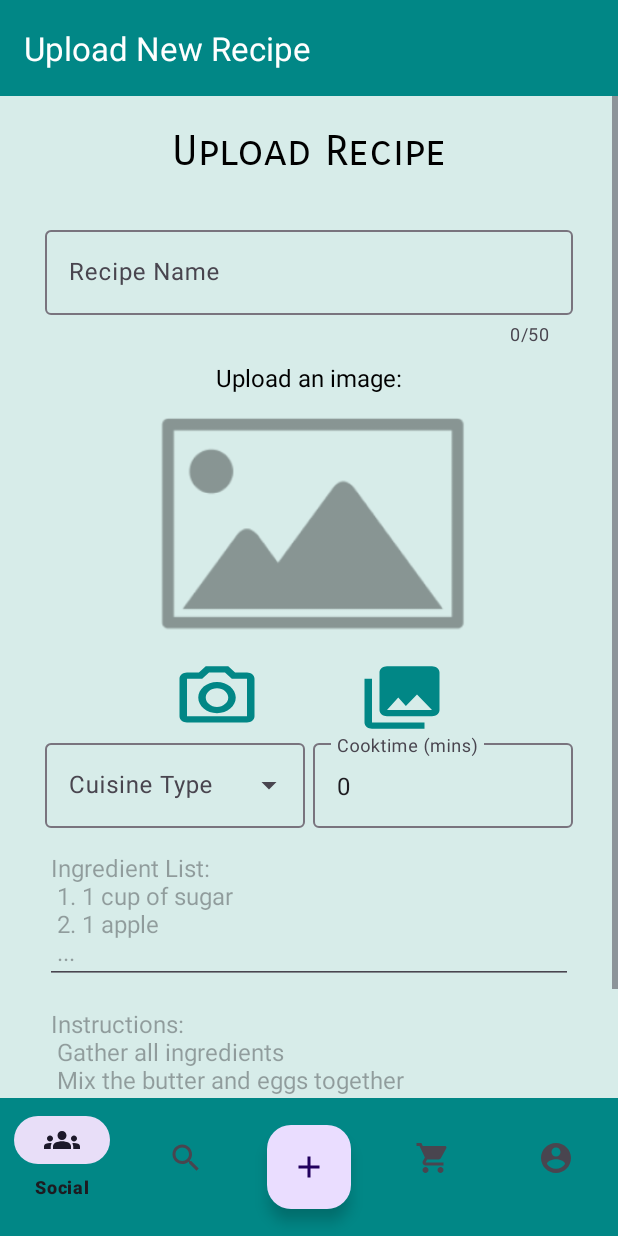
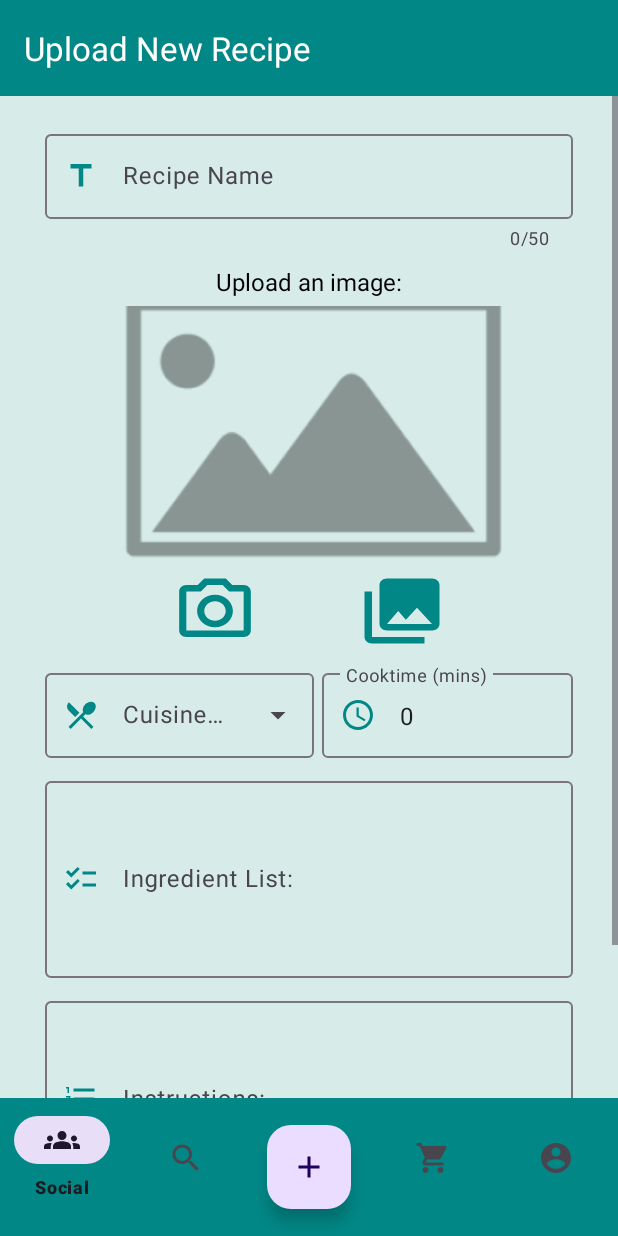
Before and after one commit to dyunus21/RecipeApp, an Android app: the UploadRecipeFragment screen opened through its navigation route, on a phone screen of 412 x 824 dp. Run offline under Robolectric (Android 15) with nearby library versions, the phone set to English and light mode, and no system bars; our stand-ins replace data binding, navigation-ui; libraries missing offline, so code that uses them is left out: com.parse; pictures from the network do not load; 26 statements that could not run were skipped.

Commit message:
Modified Upload recipe UI

```diff
--- a/app/src/main/java/com/example/recipeapp/fragments/InventoryFragment.java
+++ b/app/src/main/java/com/example/recipeapp/fragments/InventoryFragment.java
@@ -124,14 +124,14 @@ public class InventoryFragment extends Fragment {
     }
 
     private void addIngredient(final String name, final String count, final String unit) {
-        Ingredient ingredient = new Ingredient();
+        final Ingredient ingredient = new Ingredient();
         ingredient.initialize(name, Integer.parseInt(count), unit);
         ingredient.saveInBackground(e -> {
             if (e != null) {
                 Log.e(TAG, "Error in adding ingredient!", e);
                 return;
             }
-            List<Ingredient> ingredientList = currentUser.getIngredientArray();
+            final List<Ingredient> ingredientList = currentUser.getIngredientArray();
             adapter.clear();
             ingredientList.add(ingredient);
             adapter.addAll(ingredientList);
--- a/app/src/main/java/com/example/recipeapp/fragments/UploadRecipeFragment.java
+++ b/app/src/main/java/com/example/recipeapp/fragments/UploadRecipeFragment.java
@@ -23,8 +23,8 @@ import androidx.navigation.fragment.NavHostFragment;
 import com.bumptech.glide.Glide;
 import com.example.recipeapp.R;
 import com.example.recipeapp.activities.MainActivity;
+import com.example.recipeapp.clients.ImageClient;
 import com.example.recipeapp.databinding.FragmentUploadRecipeBinding;
-import com.example.recipeapp.clients.ImageClient;
 import com.example.recipeapp.models.Recipe;
 import com.example.recipeapp.models.User;
 import com.parse.ParseFile;
@@ -57,7 +57,6 @@ public class UploadRecipeFragment extends Fragment {
         imageClient = new ImageClient(this);
         final Bundle bundle = this.getArguments();
         progressDialog = new ProgressDialog(getContext());
-        ((MainActivity) getActivity()).getSupportActionBar().setTitle("Upload New Recipe");
         if (bundle != null) {
             edited = true;
             recipe = bundle.getParcelable("Recipe");
@@ -82,7 +81,8 @@ public class UploadRecipeFragment extends Fragment {
     @Override
     public void onViewCreated(@NonNull View view, @Nullable Bundle savedInstanceState) {
         super.onViewCreated(view, savedInstanceState);
-        binding.actvCuisine.setAdapter(new ArrayAdapter<String>(getContext(), android.R.layout.simple_dropdown_item_1line,getResources().getStringArray(R.array.cuisine)));
+        ((MainActivity) getActivity()).getSupportActionBar().setTitle("Upload New Recipe");
+        binding.actvCuisine.setAdapter(new ArrayAdapter<>(getContext(), android.R.layout.simple_dropdown_item_1line, getResources().getStringArray(R.array.cuisine)));
         if (edited) {
             binding.btnDelete.setVisibility(View.VISIBLE);
         }
@@ -226,6 +226,7 @@ public class UploadRecipeFragment extends Fragment {
             if (resultCode == RESULT_OK) {
                 final Bitmap takenImage = BitmapFactory.decodeFile(photoFile.getAbsolutePath());
                 photoFile = imageClient.resizeFile(takenImage);
+                Glide.with(getContext()).load(photoFile).into(binding.ivImage);
                 Log.i(TAG, "File: " + photoFile.toString());
             } else {
                 Toast.makeText(getContext(), "Picture wasn't taken!", Toast.LENGTH_SHORT).show();
@@ -234,6 +235,7 @@ public class UploadRecipeFragment extends Fragment {
             final Uri photoUri = data.getData();
             Bitmap selectedImage = imageClient.loadFromUri(photoUri);
             photoFile = imageClient.resizeFile(selectedImage);
+            Glide.with(getContext()).load(photoFile).into(binding.ivImage);
             Log.i(TAG, "File: " + photoFile.toString());
         }
     }
--- /dev/null
+++ b/app/src/main/res/drawable/ic_baseline_checklist_ingredient.xml
@@ -0,0 +1,5 @@
+<vector android:height="24dp" android:tint="#009A93"
+    android:viewportHeight="24" android:viewportWidth="24"
+    android:width="24dp" xmlns:android="http://schemas.android.com/apk/res/android">
+    <path android:fillColor="@android:color/white" android:pathData="M22,7h-9v2h9V7zM22,15h-9v2h9V15zM5.54,11L2,7.46l1.41,-1.41l2.12,2.12l4.24,-4.24l1.41,1.41L5.54,11zM5.54,19L2,15.46l1.41,-1.41l2.12,2.12l4.24,-4.24l1.41,1.41L5.54,19z"/>
+</vector>
--- /dev/null
+++ b/app/src/main/res/drawable/ic_baseline_format_list_instructions_24.xml
@@ -0,0 +1,5 @@
+<vector android:height="24dp" android:tint="#009A93"
+    android:viewportHeight="24" android:viewportWidth="24"
+    android:width="24dp" xmlns:android="http://schemas.android.com/apk/res/android">
+    <path android:fillColor="@android:color/white" android:pathData="M2,17h2v0.5L3,17.5v1h1v0.5L2,19v1h3v-4L2,16v1zM3,8h1L4,4L2,4v1h1v3zM2,11h1.8L2,13.1v0.9h3v-1L3.2,13L5,10.9L5,10L2,10v1zM7,5v2h14L21,5L7,5zM7,19h14v-2L7,17v2zM7,13h14v-2L7,11v2z"/>
+</vector>
--- /dev/null
+++ b/app/src/main/res/drawable/ic_baseline_insert_link_24.xml
@@ -0,0 +1,5 @@
+<vector android:height="24dp" android:tint="#009A93"
+    android:viewportHeight="24" android:viewportWidth="24"
+    android:width="24dp" xmlns:android="http://schemas.android.com/apk/res/android">
+    <path android:fillColor="@android:color/white" android:pathData="M3.9,12c0,-1.71 1.39,-3.1 3.1,-3.1h4L11,7L7,7c-2.76,0 -5,2.24 -5,5s2.24,5 5,5h4v-1.9L7,15.1c-1.71,0 -3.1,-1.39 -3.1,-3.1zM8,13h8v-2L8,11v2zM17,7h-4v1.9h4c1.71,0 3.1,1.39 3.1,3.1s-1.39,3.1 -3.1,3.1h-4L13,17h4c2.76,0 5,-2.24 5,-5s-2.24,-5 -5,-5z"/>
+</vector>
--- /dev/null
+++ b/app/src/main/res/drawable/ic_baseline_title_24.xml
@@ -0,0 +1,5 @@
+<vector android:height="24dp" android:tint="#009A93"
+    android:viewportHeight="24" android:viewportWidth="24"
+    android:width="24dp" xmlns:android="http://schemas.android.com/apk/res/android">
+    <path android:fillColor="@android:color/white" android:pathData="M5,4v3h5.5v12h3V7H19V4z"/>
+</vector>
--- /dev/null
+++ b/app/src/main/res/drawable/ic_outline_description_24.xml
@@ -0,0 +1,5 @@
+<vector android:height="24dp" android:tint="#009A93"
+    android:viewportHeight="24" android:viewportWidth="24"
+    android:width="24dp" xmlns:android="http://schemas.android.com/apk/res/android">
+    <path android:fillColor="@android:color/white" android:pathData="M8,16h8v2L8,18zM8,12h8v2L8,14zM14,2L6,2c-1.1,0 -2,0.9 -2,2v16c0,1.1 0.89,2 1.99,2L18,22c1.1,0 2,-0.9 2,-2L20,8l-6,-6zM18,20L6,20L6,4h7v5h5v11z"/>
+</vector>
--- a/app/src/main/res/layout/fragment_inventory.xml
+++ b/app/src/main/res/layout/fragment_inventory.xml
@@ -44,7 +44,7 @@
 
         <com.google.android.material.floatingactionbutton.ExtendedFloatingActionButton
             android:id="@+id/fabAdd"
-            android:layout_width="104dp"
+            android:layout_width="wrap_content"
             android:layout_height="0dp"
             android:backgroundTint="@color/teal_700"
             android:clickable="true"
--- a/app/src/main/res/layout/fragment_upload_recipe.xml
+++ b/app/src/main/res/layout/fragment_upload_recipe.xml
@@ -20,37 +20,28 @@
             android:layout_height="match_parent"
             tools:context=".fragments.UploadRecipeFragment">
 
-            <TextView
-                android:id="@+id/tvUploadText"
-                style="@style/Title"
-                android:layout_width="wrap_content"
-                android:layout_height="wrap_content"
-                android:layout_marginTop="20dp"
-                android:text="Upload Recipe"
-                app:layout_constraintEnd_toEndOf="parent"
-                app:layout_constraintStart_toStartOf="parent"
-                app:layout_constraintTop_toTopOf="parent" />
-
             <com.google.android.material.textfield.TextInputLayout
+                android:id="@+id/tilRecipeName"
                 android:layout_width="match_parent"
                 android:layout_height="wrap_content"
                 android:layout_marginStart="30dp"
-                android:layout_marginTop="30dp"
+                android:layout_marginTop="20dp"
                 android:layout_marginEnd="30dp"
-                app:layout_constraintEnd_toEndOf="parent"
-                app:layout_constraintStart_toStartOf="parent"
-                app:layout_constraintTop_toBottomOf="@+id/tvUploadText"
                 android:hint="Recipe Name"
                 app:counterEnabled="true"
                 app:counterMaxLength="50"
-                android:id="@+id/tilRecipeName">
+                app:layout_constraintEnd_toEndOf="parent"
+                app:layout_constraintStart_toStartOf="parent"
+                app:layout_constraintTop_toTopOf="parent"
+                app:startIconDrawable="@drawable/ic_baseline_title_24"
+                app:startIconTint="@color/teal_700">
+
                 <EditText
                     android:id="@+id/etRecipeName"
                     android:layout_width="match_parent"
                     android:layout_height="wrap_content"
                     android:ems="10"
-                    android:inputType="textPersonName"
-                    />
+                    android:inputType="textPersonName" />
             </com.google.android.material.textfield.TextInputLayout>
 
 
@@ -59,6 +50,7 @@
                 android:layout_width="283dp"
                 android:layout_height="172dp"
                 android:layout_marginTop="5dp"
+                android:scaleType="centerCrop"
                 android:src="@drawable/placeholder_image"
                 app:layout_constraintEnd_toEndOf="@+id/tvUploadImageText"
                 app:layout_constraintStart_toStartOf="@+id/tvUploadImageText"
@@ -66,10 +58,12 @@
 
             <Button
                 android:id="@+id/btnTakePic"
-                android:layout_width="60dp"
-                android:layout_height="50dp"
+                android:layout_width="57dp"
+                android:layout_height="52dp"
                 android:layout_marginStart="50dp"
+                android:layout_marginTop="5dp"
                 android:background="@drawable/ic_outline_photo_camera_24"
+                android:onClick="@{(view)->fragmentUploadRecipeController.imageClient.launchCamera()}"
                 app:layout_constraintStart_toStartOf="@+id/ivImage"
                 app:layout_constraintTop_toBottomOf="@+id/ivImage" />
 
@@ -87,12 +81,14 @@
             <com.google.android.material.textfield.TextInputLayout
                 android:id="@+id/tilCuisine"
                 style="@style/Widget.Material3.TextInputLayout.OutlinedBox.ExposedDropdownMenu"
-                android:layout_width="173dp"
+                android:layout_width="179dp"
                 android:layout_height="wrap_content"
                 android:layout_marginStart="30dp"
                 android:hint="Cuisine Type"
                 app:layout_constraintStart_toStartOf="parent"
-                app:layout_constraintTop_toTopOf="@+id/tilCooktime">
+                app:layout_constraintTop_toTopOf="@+id/tilCooktime"
+                app:startIconDrawable="@drawable/ic_baseline_restaurant_menu_24"
+                app:startIconTint="@color/teal_700">
 
                 <AutoCompleteTextView
                     android:id="@+id/actvCuisine"
@@ -111,11 +107,14 @@
                 android:layout_width="0dp"
                 android:layout_height="wrap_content"
                 android:layout_marginStart="5dp"
+                android:layout_marginTop="10dp"
                 android:layout_marginEnd="30dp"
                 android:hint="Cooktime (mins)"
                 app:layout_constraintEnd_toEndOf="parent"
                 app:layout_constraintStart_toEndOf="@+id/tilCuisine"
-                app:layout_constraintTop_toBottomOf="@+id/btnGallery">
+                app:layout_constraintTop_toBottomOf="@+id/btnGallery"
+                app:startIconDrawable="@drawable/ic_baseline_access_time_24"
+                app:startIconTint="@color/teal_700">
 
                 <EditText
                     android:id="@+id/etCooktime"
@@ -126,35 +125,54 @@
                     android:inputType="number" />
             </com.google.android.material.textfield.TextInputLayout>
 
-            <EditText
-                android:id="@+id/etIngredientList"
-                android:layout_width="0dp"
+            <com.google.android.material.textfield.TextInputLayout
+                android:id="@+id/tilIngredients"
+                android:layout_width="match_parent"
                 android:layout_height="wrap_content"
                 android:layout_marginStart="30dp"
-                android:layout_marginTop="5dp"
+                android:layout_marginTop="10dp"
                 android:layout_marginEnd="30dp"
-                android:ems="10"
-                android:gravity="start|top"
-                android:hint="Ingredient List: \n 1. 1 cup of sugar \n 2. 1 apple \n ..."
-                android:inputType="textMultiLine"
+                android:hint="Ingredient List:"
                 app:layout_constraintEnd_toEndOf="parent"
                 app:layout_constraintStart_toStartOf="parent"
-                app:layout_constraintTop_toBottomOf="@+id/tilCuisine" />
+                app:layout_constraintTop_toBottomOf="@+id/tilCuisine"
+                app:startIconDrawable="@drawable/ic_baseline_checklist_ingredient"
+                app:startIconTint="@color/teal_700">
 
-            <EditText
-                android:id="@+id/etInstructions"
-                android:layout_width="0dp"
+                <EditText
+                    android:id="@+id/etIngredientList"
+                    android:layout_width="match_parent"
+                    android:layout_height="wrap_content"
+                    android:ems="10"
+                    android:inputType="textMultiLine"
+                    android:lines="5" />
+            </com.google.android.material.textfield.TextInputLayout>
+
+
+            <com.google.android.material.textfield.TextInputLayout
+                android:id="@+id/tilInstructions"
+                android:layout_width="match_parent"
                 android:layout_height="wrap_content"
                 android:layout_marginStart="30dp"
-                android:layout_marginTop="5dp"
+                android:layout_marginTop="10dp"
                 android:layout_marginEnd="30dp"
-                android:ems="10"
                 android:gravity="start|top"
-                android:hint="Instructions: \n Gather all ingredients \n Mix the butter and eggs together \n ..."
-                android:inputType="textMultiLine"
+                android:hint="Instructions:"
                 app:layout_constraintEnd_toEndOf="parent"
                 app:layout_constraintStart_toStartOf="parent"
-                app:layout_constraintTop_toBottomOf="@+id/etIngredientList" />
+                app:layout_constraintTop_toBottomOf="@+id/tilIngredients"
+                app:startIconDrawable="@drawable/ic_baseline_format_list_instructions_24"
+                app:startIconTint="@color/teal_700">
+
+                <EditText
+                    android:id="@+id/etInstructions"
+                    android:layout_width="match_parent"
+                    android:layout_height="wrap_content"
+                    android:ems="10"
+                    android:inputType="textMultiLine"
+                    android:lines="5" />
+            </com.google.android.material.textfield.TextInputLayout>
+
 
             <TextView
                 android:id="@+id/tvUploadImageText"
@@ -171,11 +189,14 @@
                 android:layout_width="wrap_content"
                 android:layout_height="wrap_content"
                 android:layout_marginTop="10dp"
+                android:layout_marginEnd="20dp"
                 android:onClick="@{(view)->fragmentUploadRecipeController.validateRecipe()}"
                 android:text="Publish"
+                app:icon="@drawable/ic_baseline_post_add_24"
                 app:layout_constraintEnd_toEndOf="parent"
+                app:layout_constraintHorizontal_bias="1.0"
                 app:layout_constraintStart_toStartOf="parent"
-                app:layout_constraintTop_toBottomOf="@+id/etInstructions" />
+                app:layout_constraintTop_toBottomOf="@+id/tilInstructions" />
 
             <Button
                 android:id="@+id/btnDelete"
```
Also changed, not shown: app/src/main/res/layout/fragment_upload_post.xml (+16 -16 lines).
